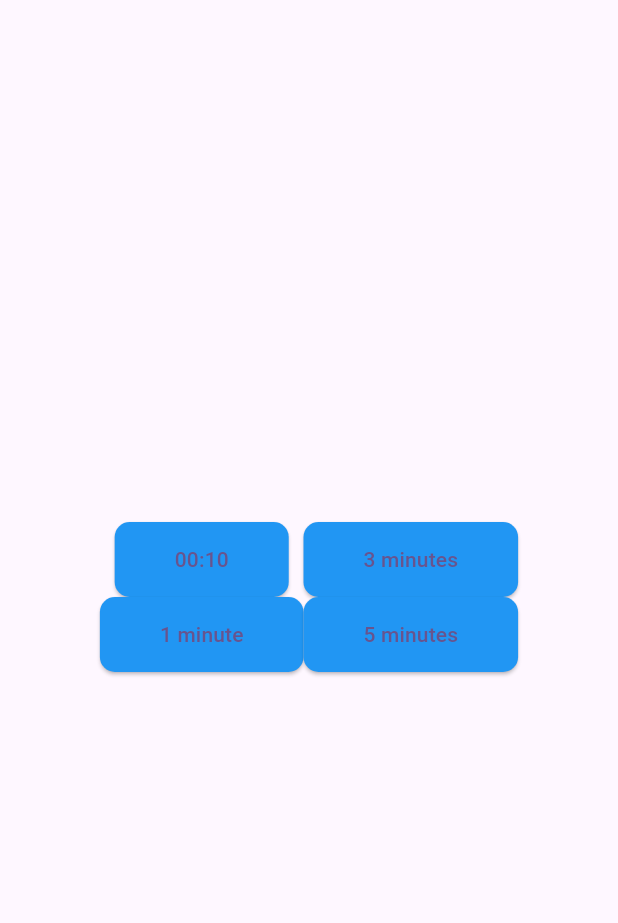
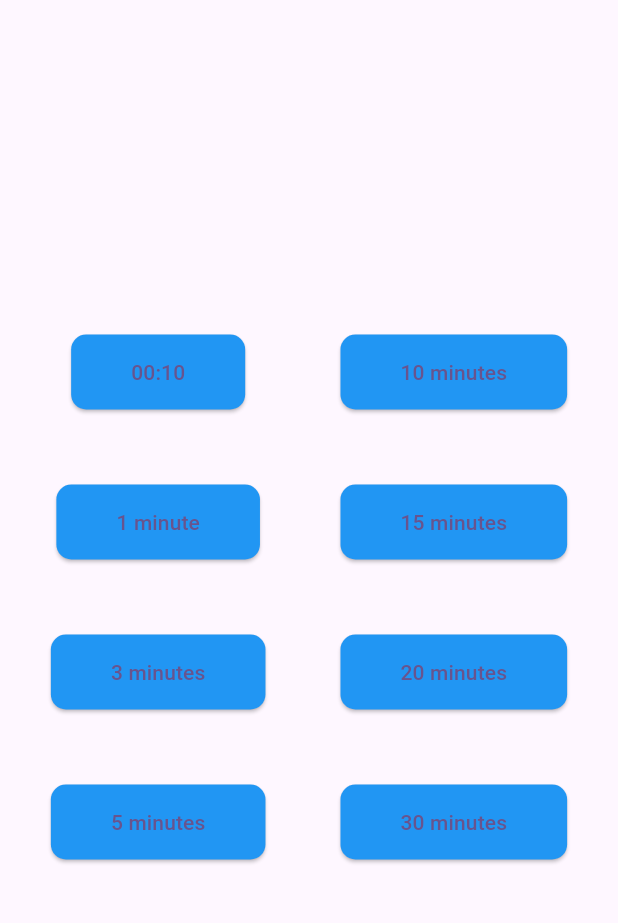
Before and after one commit to mr-perseus/fancy_timers, a Flutter app: the screen it shows after launch, on a phone screen of 412 x 824 dp, the part 63-986 px from its top. Run offline on Flutter 3.47's test engine with Material 2 defaults, Android fonts, the light colour scheme and no system bars; our stand-ins replace audioplayers.

Commit message:
Improve design

```diff
--- a/lib/main.dart
+++ b/lib/main.dart
@@ -56,14 +56,25 @@
               mainAxisAlignment: MainAxisAlignment.center,
               children: [
                 TimerButton(title: '00:10', duration: Duration(seconds: 10)),
+                SizedBox(height: 50), // give it width
                 TimerButton(title: '1 minute', duration: Duration(minutes: 1)),
+                SizedBox(height: 50), // give it width
+                TimerButton(title: '3 minutes', duration: Duration(minutes: 3)),
+                SizedBox(height: 50), // give it width
+                TimerButton(title: '5 minutes', duration: Duration(minutes: 5)),
               ],
             ),
+            SizedBox(width: 50), // give it width
             Column(
               mainAxisAlignment: MainAxisAlignment.center,
               children: [
-                TimerButton(title: '3 minutes', duration: Duration(minutes: 3)),
-                TimerButton(title: '5 minutes', duration: Duration(minutes: 5)),
+                TimerButton(title: '10 minutes', duration: Duration(minutes: 10)),
+                SizedBox(height: 50), // give it width
+                TimerButton(title: '15 minutes', duration: Duration(minutes: 15)),
+                SizedBox(height: 50), // give it width
+                TimerButton(title: '20 minutes', duration: Duration(minutes: 20)),
+                SizedBox(height: 50), // give it width
+                TimerButton(title: '30 minutes', duration: Duration(minutes: 30)),
               ],
             ),
           ],
```
